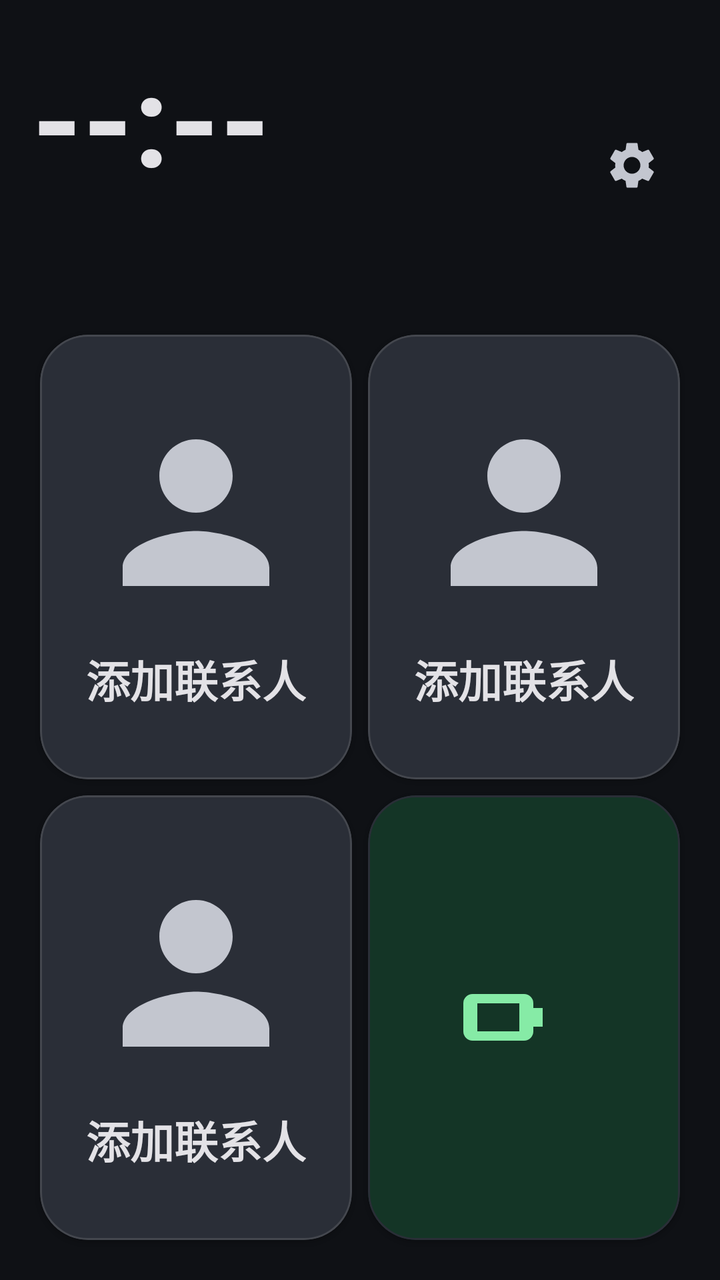
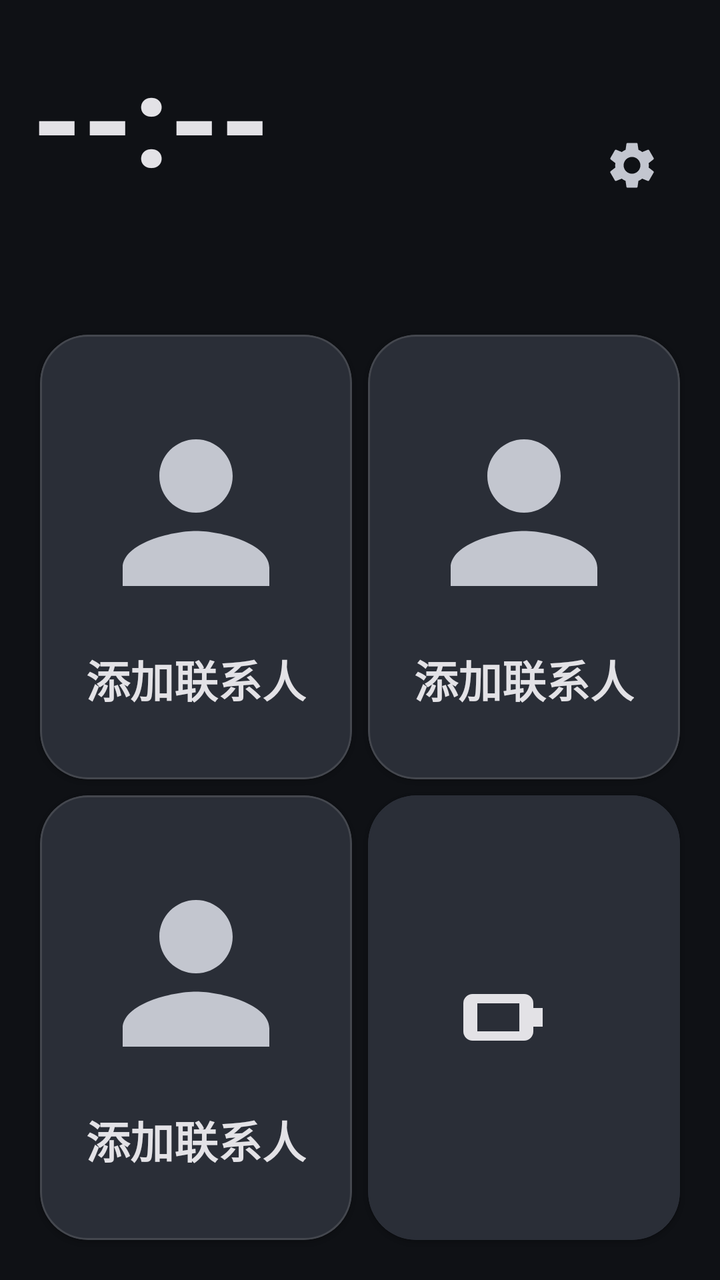

Screens rendered from an Android XML layout before and after an edit, with the pre-edit source and the edit as a unified diff.
<!-- AndroidManifest.xml: application theme Theme.ElderLauncher -->
<!-- res/layout/activity_home.xml -->
<?xml version="1.0" encoding="utf-8"?>
<LinearLayout xmlns:android="http://schemas.android.com/apk/res/android"
    xmlns:app="http://schemas.android.com/apk/res-auto"
    android:orientation="vertical"
    android:padding="16dp"
    android:background="?android:colorBackground"
    android:layout_width="match_parent"
    android:layout_height="match_parent">

    
    <LinearLayout
        android:orientation="horizontal"
        android:gravity="center_vertical"
        android:layout_width="match_parent"
        android:layout_height="wrap_content">

        <LinearLayout
            android:id="@+id/timeBlock"
            android:orientation="vertical"
            android:layout_width="0dp"
            android:layout_height="wrap_content"
            android:layout_weight="1">

            <TextView
                android:id="@+id/tvTime"
                android:layout_width="wrap_content"
                android:layout_height="wrap_content"
                android:text="--:--"
                android:textSize="64sp"
                android:textStyle="bold"
                android:textColor="?attr/colorOnSurface" />

            <TextView
                android:id="@+id/tvDate"
                android:layout_width="wrap_content"
                android:layout_height="wrap_content"
                android:text=""
                android:textSize="18sp"
                android:textColor="?attr/colorOnSurfaceVariant"
                android:layout_marginTop="2dp" />

            <TextView
                android:id="@+id/tvLunar"
                android:layout_width="wrap_content"
                android:layout_height="wrap_content"
                android:text=""
                android:textSize="16sp"
                android:textColor="?attr/colorOnSurfaceVariant" />
        </LinearLayout>

        
        <ImageButton
            android:id="@+id/btnSettings"
            android:layout_width="56dp"
            android:layout_height="56dp"
            android:src="@drawable/ic_settings"
            android:background="?attr/selectableItemBackgroundBorderless"
            app:tint="?attr/colorOnSurfaceVariant"
            android:contentDescription="@string/home_settings"
            android:scaleType="centerInside" />
    </LinearLayout>

    
    <GridLayout
        android:id="@+id/gridContacts"
        android:layout_width="match_parent"
        android:layout_height="0dp"
        android:layout_weight="1"
        android:columnCount="2"
        android:rowCount="2"
        android:useDefaultMargins="true"
        android:layout_marginTop="14dp">

        <com.google.android.material.card.MaterialCardView
            android:id="@+id/cardContact1"
            style="@style/ContactCard">
            <LinearLayout
                android:orientation="vertical"
                android:gravity="center"
                android:layout_width="match_parent"
                android:layout_height="match_parent">
                <com.google.android.material.imageview.ShapeableImageView
                    android:id="@+id/imgAvatar1"
                    android:layout_width="110dp"
                    android:layout_height="110dp"
                    android:scaleType="centerCrop"
                    android:src="@drawable/ic_person"
                    app:tint="?attr/colorOnSurfaceVariant"
                    app:shapeAppearanceOverlay="@style/AvatarRounded" />
                <TextView
                    android:id="@+id/tvName1"
                    android:layout_width="wrap_content"
                    android:layout_height="wrap_content"
                    android:text="@string/contact_add"
                    android:textSize="22sp"
                    android:textStyle="bold"
                    android:textColor="?attr/colorOnSurface"
                    android:layout_marginTop="12dp"
                    android:ellipsize="end"
                    android:maxLines="1" />
            </LinearLayout>
        </com.google.android.material.card.MaterialCardView>

        <com.google.android.material.card.MaterialCardView
            android:id="@+id/cardContact2"
            style="@style/ContactCard">
            <LinearLayout
                android:orientation="vertical"
                android:gravity="center"
                android:layout_width="match_parent"
                android:layout_height="match_parent">
                <com.google.android.material.imageview.ShapeableImageView
                    android:id="@+id/imgAvatar2"
                    android:layout_width="110dp"
                    android:layout_height="110dp"
                    android:scaleType="centerCrop"
                    android:src="@drawable/ic_person"
                    app:tint="?attr/colorOnSurfaceVariant"
                    app:shapeAppearanceOverlay="@style/AvatarRounded" />
                <TextView
                    android:id="@+id/tvName2"
                    android:layout_width="wrap_content"
                    android:layout_height="wrap_content"
                    android:text="@string/contact_add"
                    android:textSize="22sp"
                    android:textStyle="bold"
                    android:textColor="?attr/colorOnSurface"
                    android:layout_marginTop="12dp"
                    android:ellipsize="end"
                    android:maxLines="1" />
            </LinearLayout>
        </com.google.android.material.card.MaterialCardView>

        <com.google.android.material.card.MaterialCardView
            android:id="@+id/cardContact3"
            style="@style/ContactCard">
            <LinearLayout
                android:orientation="vertical"
                android:gravity="center"
                android:layout_width="match_parent"
                android:layout_height="match_parent">
                <com.google.android.material.imageview.ShapeableImageView
                    android:id="@+id/imgAvatar3"
                    android:layout_width="110dp"
                    android:layout_height="110dp"
                    android:scaleType="centerCrop"
                    android:src="@drawable/ic_person"
                    app:tint="?attr/colorOnSurfaceVariant"
                    app:shapeAppearanceOverlay="@style/AvatarRounded" />
                <TextView
                    android:id="@+id/tvName3"
                    android:layout_width="wrap_content"
                    android:layout_height="wrap_content"
                    android:text="@string/contact_add"
                    android:textSize="22sp"
                    android:textStyle="bold"
                    android:textColor="?attr/colorOnSurface"
                    android:layout_marginTop="12dp"
                    android:ellipsize="end"
                    android:maxLines="1" />
            </LinearLayout>
        </com.google.android.material.card.MaterialCardView>

        
        <com.google.android.material.card.MaterialCardView
            android:id="@+id/cardBattery"
            android:layout_width="0dp"
            android:layout_height="0dp"
            android:layout_columnWeight="1"
            android:layout_rowWeight="1"
            app:cardBackgroundColor="@color/colorBatteryBg"
            app:cardCornerRadius="24dp"
            app:cardElevation="1dp"
            app:contentPadding="16dp">

            <LinearLayout
                android:orientation="horizontal"
                android:gravity="center_vertical|center_horizontal"
                android:layout_width="match_parent"
                android:layout_height="match_parent">

                <ImageView
                    android:id="@+id/imgBattery"
                    android:layout_width="56dp"
                    android:layout_height="56dp"
                    android:src="@drawable/ic_battery"
                    app:tint="@color/colorBatteryFg" />

                <LinearLayout
                    android:orientation="vertical"
                    android:layout_marginStart="14dp">
                    <TextView
                        android:id="@+id/tvBatteryLabel"
                        android:layout_width="wrap_content"
                        android:layout_height="wrap_content"
                        android:text="@string/home_battery"
                        android:textSize="20sp"
                        android:textColor="@color/colorBatteryFg" />
                    <TextView
                        android:id="@+id/tvBattery"
                        android:layout_width="wrap_content"
                        android:layout_height="wrap_content"
                        android:text="--"
                        android:textSize="44sp"
                        android:textStyle="bold"
                        android:textColor="@color/colorBatteryFg" />
                </LinearLayout>
            </LinearLayout>
        </com.google.android.material.card.MaterialCardView>
    </GridLayout>
</LinearLayout>
<!-- resources referenced by this layout -->
<resources>
  <color name="colorBatteryBg">#143526</color>
  <color name="colorBatteryFg">#86EBA6</color>
  <!-- drawable ic_battery (drawable) -->
  <vector xmlns:android="http://schemas.android.com/apk/res/android"
      android:width="48dp"
      android:height="48dp"
      android:viewportWidth="24"
      android:viewportHeight="24">
      
      <path
          android:fillColor="#FFFFFF"
          android:fillType="evenOdd"
          android:pathData="M4,7 h11 a2,2 0 0 1 2,2 v6 a2,2 0 0 1 -2,2 h-11 a2,2 0 0 1 -2,-2 v-6 a2,2 0 0 1 2,-2 z M5,9 h9 v6 h-9 z" />
      <path
          android:fillColor="#FFFFFF"
          android:pathData="M17,10 h2 v4 h-2 z" />
  </vector>
  <!-- drawable ic_person (drawable) -->
  <vector xmlns:android="http://schemas.android.com/apk/res/android"
      android:width="56dp"
      android:height="56dp"
      android:viewportWidth="24"
      android:viewportHeight="24">
      <path
          android:fillColor="#FFFFFF"
          android:pathData="M12,12c2.21,0 4,-1.79 4,-4s-1.79,-4 -4,-4 -4,1.79 -4,4 1.79,4 4,4zM12,14c-2.67,0 -8,1.34 -8,4v2h16v-2c0,-2.66 -5.33,-4 -8,-4z" />
  </vector>
  <string name="contact_add">添加联系人</string>
  <string name="home_battery">电量</string>
  <string name="home_settings">设置</string>
  <style name="AvatarRounded">
          <item name="cornerFamily">rounded</item>
          <item name="cornerSize">16dp</item>
      </style>
  <style name="ContactCard" parent="Widget.Material3.CardView.Filled">
          <item name="android:layout_width">0dp</item>
          <item name="android:layout_height">0dp</item>
          <item name="android:layout_columnWeight">1</item>
          <item name="android:layout_rowWeight">1</item>
          <item name="cardBackgroundColor">?attr/colorSurfaceVariant</item>
          <item name="cardCornerRadius">24dp</item>
          <item name="cardElevation">1dp</item>
          <item name="contentPadding">12dp</item>
          <item name="strokeColor">?attr/colorOutline</item>
          <item name="strokeWidth">1dp</item>
      </style>
  <color name="colorPrimary">#AEC6FF</color>
  <color name="colorOnPrimary">#0B2F66</color>
  <color name="colorPrimaryContainer">#284786</color>
  <color name="colorOnPrimaryContainer">#D9E2FF</color>
  <color name="colorSecondary">#BEC6DC</color>
  <color name="colorOnSecondary">#283141</color>
  <color name="colorSecondaryContainer">#3E4759</color>
  <color name="colorOnSecondaryContainer">#DAE2F9</color>
  <color name="colorTertiary">#DDBCE4</color>
  <color name="colorOnTertiary">#3F2844</color>
  <color name="colorTertiaryContainer">#573E5C</color>
  <color name="colorOnTertiaryContainer">#FAD8FF</color>
  <color name="colorOnBackground">#E2E2E9</color>
  <color name="colorSurface">#1A1C22</color>
  <color name="colorOnSurface">#E3E2E6</color>
  <color name="colorSurfaceVariant">#2A2E37</color>
  <color name="colorOnSurfaceVariant">#C3C6CF</color>
  <color name="colorSurfaceContainer">#1E2128</color>
  <color name="colorSurfaceContainerHigh">#282C34</color>
  <color name="colorSurfaceContainerHighest">#33373F</color>
  <color name="colorOutline">#44474E</color>
  <color name="colorOutlineVariant">#2A2E37</color>
  <color name="colorError">#FFB4AB</color>
  <color name="colorOnError">#690005</color>
  <color name="colorErrorContainer">#93000A</color>
  <color name="colorOnErrorContainer">#FFDAD6</color>
  <color name="colorBackground">#0F1115</color>
  <!-- unchanged entries left out for length: 2 -->
</resources>

<!-- the commit's change to res/layout/activity_home.xml (unified diff, before → after) -->
@@ -168,7 +168,7 @@
             android:layout_height="0dp"
             android:layout_columnWeight="1"
             android:layout_rowWeight="1"
-            app:cardBackgroundColor="@color/colorBatteryBg"
+            app:cardBackgroundColor="@color/colorBatteryNormalBg"
             app:cardCornerRadius="24dp"
             app:cardElevation="1dp"
             app:contentPadding="16dp">
@@ -184,7 +184,7 @@
                     android:layout_width="56dp"
                     android:layout_height="56dp"
                     android:src="@drawable/ic_battery"
-                    app:tint="@color/colorBatteryFg" />
+                    app:tint="@color/colorBatteryNormalFg" />
 
                 <LinearLayout
                     android:orientation="vertical"
@@ -195,7 +195,7 @@
                         android:layout_height="wrap_content"
                         android:text="@string/home_battery"
                         android:textSize="20sp"
-                        android:textColor="@color/colorBatteryFg" />
+                        android:textColor="@color/colorBatteryNormalFg" />
                     <TextView
                         android:id="@+id/tvBattery"
                         android:layout_width="wrap_content"
@@ -203,7 +203,7 @@
                         android:text="--"
                         android:textSize="44sp"
                         android:textStyle="bold"
-                        android:textColor="@color/colorBatteryFg" />
+                        android:textColor="@color/colorBatteryNormalFg" />
                 </LinearLayout>
             </LinearLayout>
         </com.google.android.material.card.MaterialCardView>
<!-- resource entries referenced after the edit -->
@@ -1,7 +1,7 @@
 <!-- resources referenced by this layout -->
 <resources>
-  <color name="colorBatteryBg">#143526</color>
-  <color name="colorBatteryFg">#86EBA6</color>
+  <color name="colorBatteryNormalBg">#2A2E37</color>
+  <color name="colorBatteryNormalFg">#E3E2E6</color>
   <!-- drawable ic_battery (drawable) -->
   <vector xmlns:android="http://schemas.android.com/apk/res/android"
       android:width="48dp"
